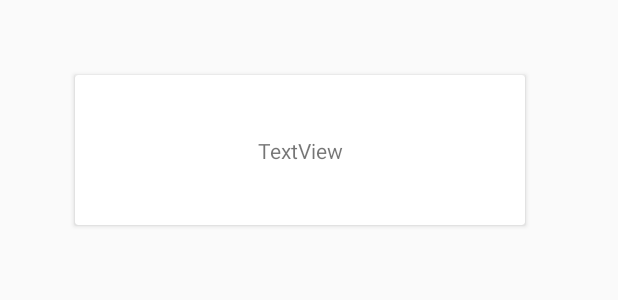
After one commit to Bartjpj/s1103338_s1104467_iiatimd_app, an Android app: the layout recycler_card.xml on its own in the app's theme, with its tools: preview values and no code run, on a phone screen of 412 x 824 dp. The commit adds this screen. Shown: the top 300 px of the screen. Run offline under Robolectric (Android 15) with nearby library versions, the phone set to English and light mode, and no system bars.

Commit message:
toevoegen van de basis vd recyclerview
Signed-off-by: Bartjpj <bartstanjanssen@hotmail.com>

```diff
--- a/app/build.gradle
+++ b/app/build.gradle
@@ -31,4 +31,5 @@ dependencies {
     testImplementation 'junit:junit:4.12'
     androidTestImplementation 'androidx.test.ext:junit:1.1.1'
     androidTestImplementation 'androidx.test.espresso:espresso-core:3.2.0'
+    implementation 'androidx.recyclerview:recyclerview:1.1.0'
 }
--- /dev/null
+++ b/app/src/main/java/com/example/s1103338_s1104467_iiatimd_app/RecyclerRecepies.java
@@ -0,0 +1,6 @@
+package com.example.s1103338_s1104467_iiatimd_app;
+
+public class RecyclerRecepies {
+
+
+}
--- /dev/null
+++ b/app/src/main/res/layout/recycler_card.xml
@@ -0,0 +1,27 @@
+<?xml version="1.0" encoding="utf-8"?>
+<androidx.cardview.widget.CardView xmlns:app="http://schemas.android.com/apk/res-auto"
+    xmlns:tools="http://schemas.android.com/tools"
+    android:layout_width="300dp"
+    android:layout_height="100dp"
+    android:layout_marginStart="50dp"
+    android:layout_marginLeft="10dp"
+    android:layout_marginTop="50dp"
+    android:layout_marginEnd="50dp"
+    android:layout_marginRight="10dp"
+    android:layout_marginBottom="50dp"
+    xmlns:android="http://schemas.android.com/apk/res/android" >
+    <androidx.constraintlayout.widget.ConstraintLayout
+        android:layout_width="match_parent"
+        android:layout_height="match_parent">
+
+        <TextView
+            android:id="@+id/textView"
+            android:layout_width="wrap_content"
+            android:layout_height="wrap_content"
+            android:text="TextView"
+            app:layout_constraintBottom_toBottomOf="parent"
+            app:layout_constraintEnd_toEndOf="parent"
+            app:layout_constraintStart_toStartOf="parent"
+            app:layout_constraintTop_toTopOf="parent" />
+    </androidx.constraintlayout.widget.ConstraintLayout>
+</androidx.cardview.widget.CardView>
```
Also changed, not shown: app/src/main/java/com/example/s1103338_s1104467_iiatimd_app/MainActivity.java (+15 -0 lines), app/src/main/res/layout/recycler_recepies.xml (added, +17 -0 lines).
